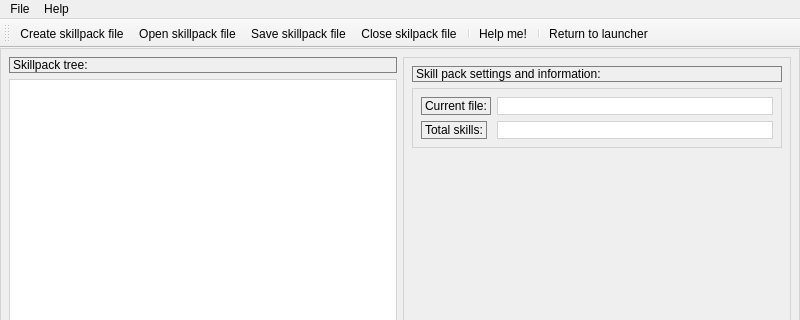
Above: Sources/SkillPackEditor/skillpackeditor.ui from timattt/Cognitia-II before the change; both pictures show x 0 to 800 and y 0 to 320 of the 800 by 600 pixel window. Below: the same form after it.
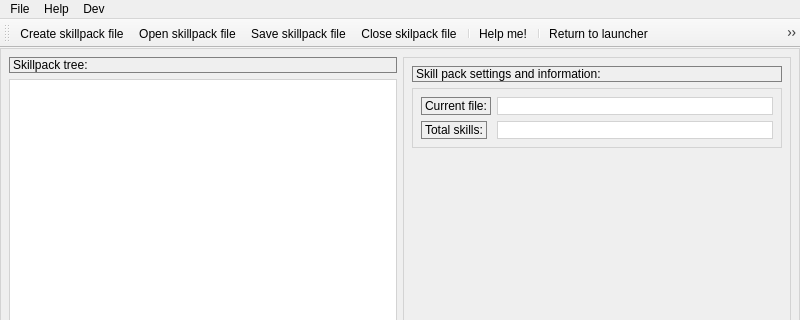
That is the form after the change.

Commit message: Skillpackeditor | Feature | CSS dynamic load

```diff
--- a/Sources/SkillPackEditor/skillpackeditor.ui
+++ b/Sources/SkillPackEditor/skillpackeditor.ui
@@ -165,8 +165,15 @@
     </property>
     <addaction name="actionHelp_me"/>
    </widget>
+   <widget class="QMenu" name="menuDebug">
+    <property name="title">
+     <string>Dev</string>
+    </property>
+    <addaction name="actionSet_style"/>
+   </widget>
    <addaction name="menuFile"/>
    <addaction name="menuHelp"/>
+   <addaction name="menuDebug"/>
   </widget>
   <widget class="QStatusBar" name="statusbar"/>
   <widget class="QToolBar" name="toolBar">
@@ -193,6 +200,7 @@
    <addaction name="actionHelp_me"/>
    <addaction name="separator"/>
    <addaction name="actionReturn_to_launcher"/>
+   <addaction name="actionSet_style"/>
   </widget>
   <action name="actionCreate">
    <property name="text">
@@ -224,6 +232,11 @@
     <string>Return to launcher</string>
    </property>
   </action>
+  <action name="actionSet_style">
+   <property name="text">
+    <string>Set style (Developers only)</string>
+   </property>
+  </action>
  </widget>
  <resources/>
  <connections/>
```
The commit also changes 2 other files.
